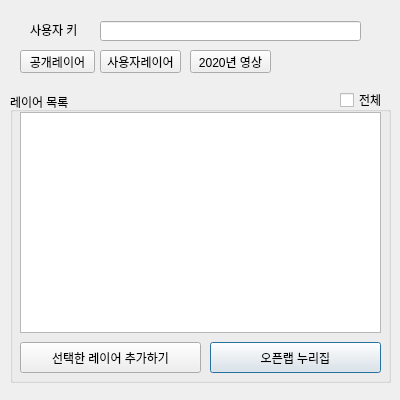
iyeti78/qgis-dtcloud-plugin, file dtcloud/dtcloud_dialog_base.ui: the form before one commit.
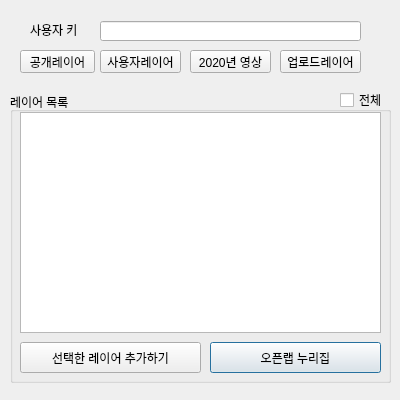
The form after the commit.

What changed in the file:
```diff
--- a/dtcloud/dtcloud_dialog_base.ui
+++ b/dtcloud/dtcloud_dialog_base.ui
@@ -272,6 +272,19 @@
     <string>전체</string>
    </property>
   </widget>
+  <widget class="QPushButton" name="pushButton_4">
+   <property name="geometry">
+    <rect>
+     <x>280</x>
+     <y>50</y>
+     <width>81</width>
+     <height>23</height>
+    </rect>
+   </property>
+   <property name="text">
+    <string>업로드레이어</string>
+   </property>
+  </widget>
   <zorder>groupBox</zorder>
   <zorder>label_2</zorder>
   <zorder>lineEdit</zorder>
```
Left out of the diff: 1 changed line with no effect on the pictures.
